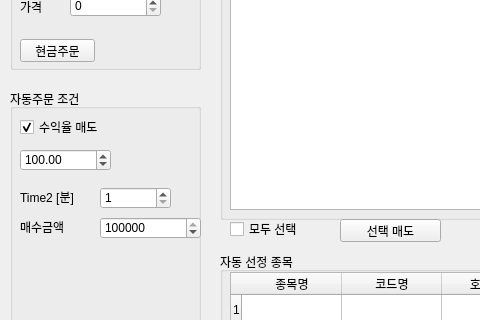
The window that algorithm_trading_book/Low_PER_strategy_v_1_0_0/pytrader.ui (gigoc1/python_tutor) describes before a commit, drawn with Qt 5; both pictures show x 0 to 480 and y 201 to 521 of the 1157 by 805 pixel window.
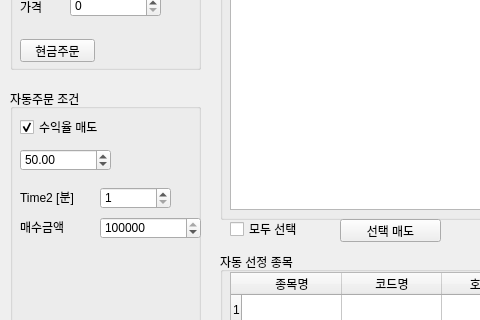
The same window after the commit.

The edit to the form file:
```diff
--- a/algorithm_trading_book/Low_PER_strategy_v_1_0_0/pytrader.ui
+++ b/algorithm_trading_book/Low_PER_strategy_v_1_0_0/pytrader.ui
@@ -481,7 +481,7 @@
       <double>500.000000000000000</double>
      </property>
      <property name="value">
-      <double>100.000000000000000</double>
+      <double>50.000000000000000</double>
      </property>
     </widget>
     <widget class="QLabel" name="label_7">
```
